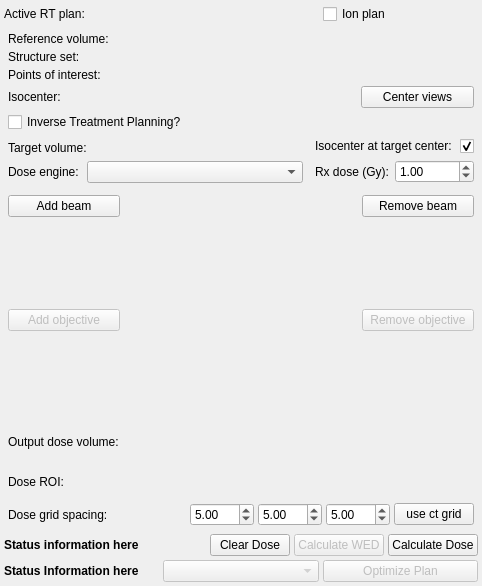
Above: ExternalBeamPlanning/Resources/UI/qSlicerExternalBeamPlanningModule.ui from SlicerRt/SlicerRT before the change. Below: the same form after it.
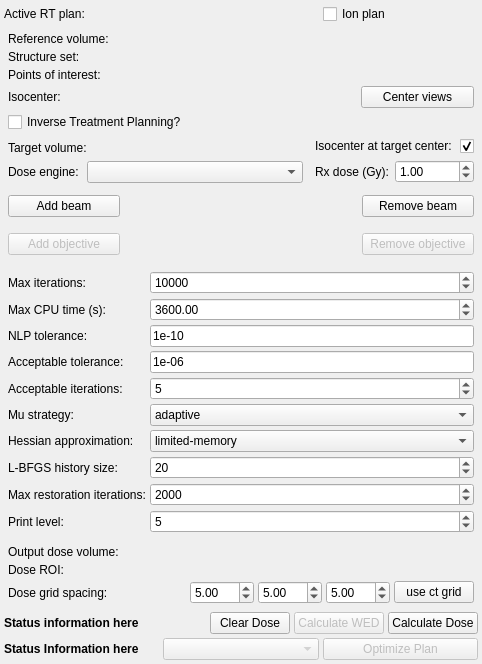
That is the form after the change. Icons and pictures are not drawn. Custom widgets are drawn as their Qt base class.

Commit message:
ENH: Add IPOPT advanced settings to UI
Also fix build for Linux

```diff
--- a/ExternalBeamPlanning/Resources/UI/qSlicerExternalBeamPlanningModule.ui
+++ b/ExternalBeamPlanning/Resources/UI/qSlicerExternalBeamPlanningModule.ui
@@ -498,6 +498,274 @@
      </layout>
     </widget>
    </item>
+   <item>
+    <widget class="ctkCollapsibleButton" name="CollapsibleButton_IpoptAdvancedSettings" native="true">
+     <property name="text" stdset="0">
+      <string>IPOPT Advanced Settings</string>
+     </property>
+     <property name="collapsed" stdset="0">
+      <bool>true</bool>
+     </property>
+     <layout class="QGridLayout" name="gridLayout_IpoptSettings">
+      <property name="leftMargin">
+       <number>4</number>
+      </property>
+      <property name="topMargin">
+       <number>4</number>
+      </property>
+      <property name="rightMargin">
+       <number>4</number>
+      </property>
+      <property name="bottomMargin">
+       <number>4</number>
+      </property>
+      <property name="spacing">
+       <number>4</number>
+      </property>
+      <item row="0" column="0">
+       <widget class="QLabel" name="label_Ipopt_max_iter">
+        <property name="text">
+         <string>Max iterations:</string>
+        </property>
+       </widget>
+      </item>
+      <item row="0" column="1">
+       <widget class="QSpinBox" name="spinBox_Ipopt_max_iter">
+        <property name="minimum">
+         <number>1</number>
+        </property>
+        <property name="maximum">
+         <number>1000000</number>
+        </property>
+        <property name="value">
+         <number>10000</number>
+        </property>
+       </widget>
+      </item>
+      <item row="1" column="0">
+       <widget class="QLabel" name="label_Ipopt_max_cpu_time">
+        <property name="text">
+         <string>Max CPU time (s):</string>
+        </property>
+       </widget>
+      </item>
+      <item row="1" column="1">
+       <widget class="QDoubleSpinBox" name="doubleSpinBox_Ipopt_max_cpu_time">
+        <property name="minimum">
+         <double>1.000000000000000</double>
+        </property>
+        <property name="maximum">
+         <double>86400.000000000000000</double>
+        </property>
+        <property name="singleStep">
+         <double>60.000000000000000</double>
+        </property>
+        <property name="value">
+         <double>3600.000000000000000</double>
+        </property>
+       </widget>
+      </item>
+      <item row="2" column="0">
+       <widget class="QLabel" name="label_Ipopt_tol">
+        <property name="text">
+         <string>NLP tolerance:</string>
+        </property>
+        <property name="toolTip">
+         <string>Overall NLP convergence tolerance (tol). Enter in scientific notation, e.g. 1e-10.</string>
+        </property>
+       </widget>
+      </item>
+      <item row="2" column="1">
+       <widget class="QLineEdit" name="lineEdit_Ipopt_tol">
+        <property name="text">
+         <string>1e-10</string>
+        </property>
+        <property name="toolTip">
+         <string>Overall NLP convergence tolerance (tol). Enter in scientific notation, e.g. 1e-10.</string>
+        </property>
+       </widget>
+      </item>
+      <item row="3" column="0">
+       <widget class="QLabel" name="label_Ipopt_acceptable_tol">
+        <property name="text">
+         <string>Acceptable tolerance:</string>
+        </property>
+        <property name="toolTip">
+         <string>Relaxed convergence tolerance used with acceptable_iter (acceptable_tol). Enter in scientific notation, e.g. 1e-06.</string>
+        </property>
+       </widget>
+      </item>
+      <item row="3" column="1">
+       <widget class="QLineEdit" name="lineEdit_Ipopt_acceptable_tol">
+        <property name="text">
+         <string>1e-06</string>
+        </property>
+        <property name="toolTip">
+         <string>Relaxed convergence tolerance used with acceptable_iter (acceptable_tol). Enter in scientific notation, e.g. 1e-06.</string>
+        </property>
+       </widget>
+      </item>
+      <item row="4" column="0">
+       <widget class="QLabel" name="label_Ipopt_acceptable_iter">
+        <property name="text">
+         <string>Acceptable iterations:</string>
+        </property>
+        <property name="toolTip">
+         <string>Number of consecutive acceptable-tolerance iterations before declaring convergence (acceptable_iter).</string>
+        </property>
+       </widget>
+      </item>
+      <item row="4" column="1">
+       <widget class="QSpinBox" name="spinBox_Ipopt_acceptable_iter">
+        <property name="toolTip">
+         <string>Number of consecutive acceptable-tolerance iterations before declaring convergence (acceptable_iter).</string>
+        </property>
+        <property name="minimum">
+         <number>1</number>
+        </property>
+        <property name="maximum">
+         <number>1000</number>
+        </property>
+        <property name="value">
+         <number>5</number>
+        </property>
+       </widget>
+      </item>
+      <item row="5" column="0">
+       <widget class="QLabel" name="label_Ipopt_mu_strategy">
+        <property name="text">
+         <string>Mu strategy:</string>
+        </property>
+        <property name="toolTip">
+         <string>Barrier parameter update strategy: adaptive (recommended) or monotone (mu_strategy).</string>
+        </property>
+       </widget>
+      </item>
+      <item row="5" column="1">
+       <widget class="QComboBox" name="comboBox_Ipopt_mu_strategy">
+        <property name="toolTip">
+         <string>Barrier parameter update strategy: adaptive (recommended) or monotone (mu_strategy).</string>
+        </property>
+        <item>
+         <property name="text">
+          <string>adaptive</string>
+         </property>
+        </item>
+        <item>
+         <property name="text">
+          <string>monotone</string>
+         </property>
+        </item>
+       </widget>
+      </item>
+      <item row="6" column="0">
+       <widget class="QLabel" name="label_Ipopt_hessian_approximation">
+        <property name="text">
+         <string>Hessian approximation:</string>
+        </property>
+        <property name="toolTip">
+         <string>Hessian approximation method: limited-memory L-BFGS (default) or exact second derivatives (hessian_approximation).</string>
+        </property>
+       </widget>
+      </item>
+      <item row="6" column="1">
+       <widget class="QComboBox" name="comboBox_Ipopt_hessian_approximation">
+        <property name="toolTip">
+         <string>Hessian approximation method: limited-memory L-BFGS (default) or exact second derivatives (hessian_approximation).</string>
+        </property>
+        <item>
+         <property name="text">
+          <string>limited-memory</string>
+         </property>
+        </item>
+        <item>
+         <property name="text">
+          <string>exact</string>
+         </property>
+        </item>
+       </widget>
+      </item>
+      <item row="7" column="0">
+       <widget class="QLabel" name="label_Ipopt_lbfgs_history">
+        <property name="text">
+         <string>L-BFGS history size:</string>
+        </property>
+        <property name="toolTip">
+         <string>Number of past iterates kept in L-BFGS memory (limited_memory_max_history). Only used when hessian_approximation is limited-memory.</string>
+        </property>
+       </widget>
+      </item>
+      <item row="7" column="1">
+       <widget class="QSpinBox" name="spinBox_Ipopt_lbfgs_history">
+        <property name="toolTip">
+         <string>Number of past iterates kept in L-BFGS memory (limited_memory_max_history). Only used when hessian_approximation is limited-memory.</string>
+        </property>
+        <property name="minimum">
+         <number>1</number>
+        </property>
+        <property name="maximum">
+         <number>100</number>
+        </property>
+        <property name="value">
+         <number>20</number>
+        </property>
+       </widget>
+      </item>
+      <item row="8" column="0">
+       <widget class="QLabel" name="label_Ipopt_max_resto_iter">
+        <property name="text">
+         <string>Max restoration iterations:</string>
+        </property>
+        <property name="toolTip">
+         <string>Maximum number of iterations in the restoration phase (max_resto_iter).</string>
+        </property>
+       </widget>
+      </item>
+      <item row="8" column="1">
+       <widget class="QSpinBox" name="spinBox_Ipopt_max_resto_iter">
+        <property name="toolTip">
+         <string>Maximum number of iterations in the restoration phase (max_resto_iter).</string>
+        </property>
+        <property name="minimum">
+         <number>0</number>
+        </property>
+        <property name="maximum">
+         <number>1000000</number>
+        </property>
+        <property name="value">
+         <number>2000</number>
+        </property>
+       </widget>
+      </item>
+      <item row="9" column="0">
+       <widget class="QLabel" name="label_Ipopt_print_level">
+        <property name="text">
+         <string>Print level:</string>
+        </property>
+        <property name="toolTip">
+         <string>IPOPT output verbosity: 0 = silent, 5 = default, 12 = maximum (print_level).</string>
+        </property>
+       </widget>
+      </item>
+      <item row="9" column="1">
+       <widget class="QSpinBox" name="spinBox_Ipopt_print_level">
+        <property name="toolTip">
+         <string>IPOPT output verbosity: 0 = silent, 5 = default, 12 = maximum (print_level).</string>
+        </property>
+        <property name="minimum">
+         <number>0</number>
+        </property>
+        <property name="maximum">
+         <number>12</number>
+        </property>
+        <property name="value">
+         <number>5</number>
+        </property>
+       </widget>
+      </item>
+     </layout>
+    </widget>
+   </item>
    <item>
     <widget class="ctkCollapsibleButton" name="CollapsibleButton_Output" native="true">
      <property name="text" stdset="0">
```
The commit also changes 4 other files.
